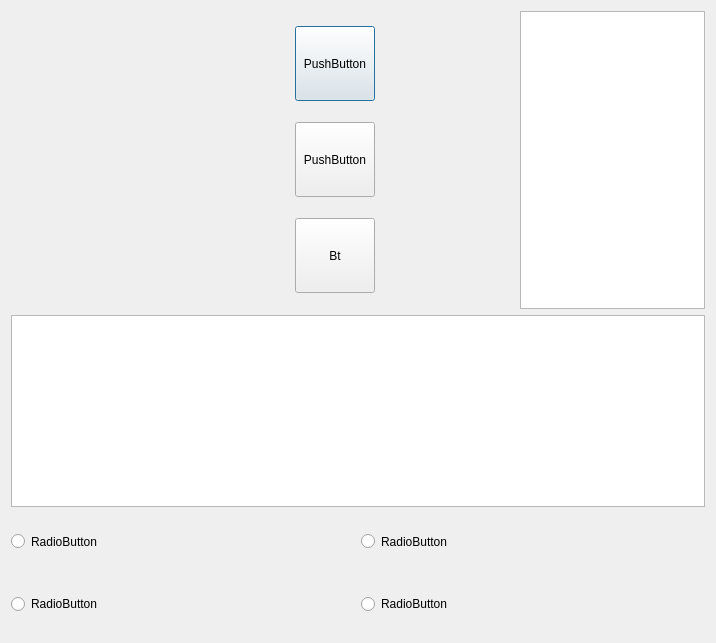
The window that src/Quiz/quiz.ui (Klaasibub/Evo) describes before a commit, drawn with Qt 5.
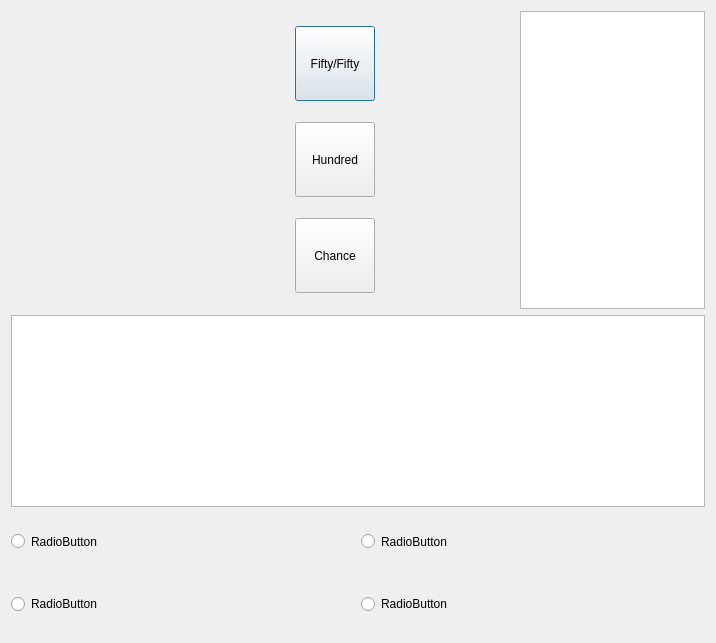
The same window after the commit. Icons and pictures are not drawn.

Commit message: Merged master fixed conflict.

Patch:
```diff
--- a/src/Quiz/quiz.ui
+++ b/src/Quiz/quiz.ui
@@ -18,7 +18,7 @@
   </property>
   <layout class="QGridLayout" name="gridLayout">
    <item row="0" column="0">
-    <layout class="QVBoxLayout" name="verticalLayout" stretch="10,1,4">
+    <layout class="QVBoxLayout" name="verticalLayout" stretch="10,0,4">
      <item>
       <layout class="QHBoxLayout" name="hor" stretch="5,1,2,3,4">
        <property name="sizeConstraint">
@@ -88,7 +88,7 @@
             </size>
            </property>
            <property name="text">
-            <string>PushButton</string>
+            <string>Fifty/Fifty</string>
            </property>
           </widget>
          </item>
@@ -107,7 +107,7 @@
             </size>
            </property>
            <property name="text">
-            <string>PushButton</string>
+            <string>Hundred</string>
            </property>
           </widget>
          </item>
@@ -132,7 +132,7 @@
             <enum>Qt::LeftToRight</enum>
            </property>
            <property name="text">
-            <string>Bt</string>
+            <string>Chance</string>
            </property>
           </widget>
          </item>
@@ -186,25 +186,6 @@
        </property>
        <item>
         <layout class="QVBoxLayout" name="LeftButtonsLayout">
-         <item>
-          <widget class="QRadioButton" name="radioButton_2">
-           <property name="sizePolicy">
-            <sizepolicy hsizetype="Minimum" vsizetype="Expanding">
-             <horstretch>0</horstretch>
-             <verstretch>0</verstretch>
-            </sizepolicy>
-           </property>
-           <property name="minimumSize">
-            <size>
-             <width>0</width>
-             <height>50</height>
-            </size>
-           </property>
-           <property name="text">
-            <string>RadioButton</string>
-           </property>
-          </widget>
-         </item>
          <item>
           <widget class="QRadioButton" name="radioButton">
            <property name="sizePolicy">
@@ -224,29 +205,29 @@
            </property>
           </widget>
          </item>
+         <item>
+          <widget class="QRadioButton" name="radioButton_2">
+           <property name="sizePolicy">
+            <sizepolicy hsizetype="Minimum" vsizetype="Expanding">
+             <horstretch>0</horstretch>
+             <verstretch>0</verstretch>
+            </sizepolicy>
+           </property>
+           <property name="minimumSize">
+            <size>
+             <width>0</width>
+             <height>50</height>
+            </size>
+           </property>
+           <property name="text">
+            <string>RadioButton</string>
+           </property>
+          </widget>
+         </item>
         </layout>
        </item>
        <item>
         <layout class="QVBoxLayout" name="RightButtonsLayout">
-         <item>
-          <widget class="QRadioButton" name="radioButton_4">
-           <property name="sizePolicy">
-            <sizepolicy hsizetype="Minimum" vsizetype="MinimumExpanding">
-             <horstretch>0</horstretch>
-             <verstretch>0</verstretch>
-            </sizepolicy>
-           </property>
-           <property name="minimumSize">
-            <size>
-             <width>0</width>
-             <height>50</height>
-            </size>
-           </property>
-           <property name="text">
-            <string>RadioButton</string>
-           </property>
-          </widget>
-         </item>
          <item>
           <widget class="QRadioButton" name="radioButton_3">
            <property name="sizePolicy">
@@ -266,6 +247,25 @@
            </property>
           </widget>
          </item>
+         <item>
+          <widget class="QRadioButton" name="radioButton_4">
+           <property name="sizePolicy">
+            <sizepolicy hsizetype="Minimum" vsizetype="MinimumExpanding">
+             <horstretch>0</horstretch>
+             <verstretch>0</verstretch>
+            </sizepolicy>
+           </property>
+           <property name="minimumSize">
+            <size>
+             <width>0</width>
+             <height>50</height>
+            </size>
+           </property>
+           <property name="text">
+            <string>RadioButton</string>
+           </property>
+          </widget>
+         </item>
         </layout>
        </item>
       </layout>
```
Left out of the diff: 21 changed lines with no effect on the pictures. The commit also changes 2 other files.
